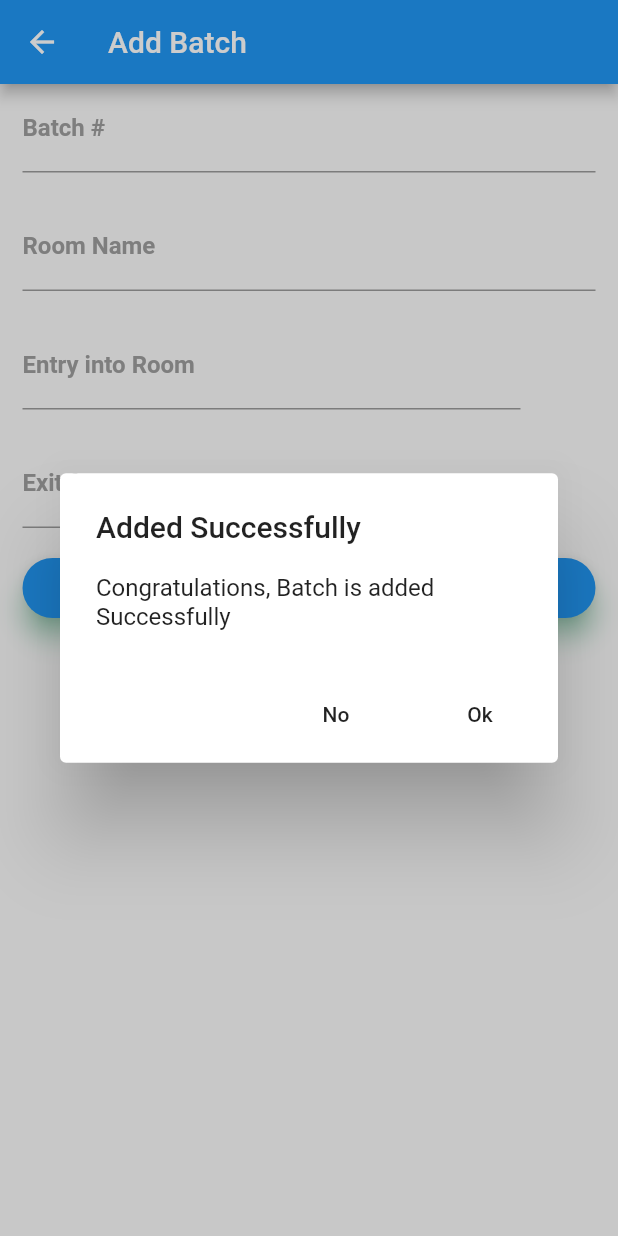
After one commit to meltro21/Plantation, a Flutter app: the AddBatch screen opened directly, after a tap on "Create Batch", on a phone screen of 412 x 824 dp. The commit adds this screen. Run offline on Flutter 3.47's test engine with Material 2 defaults, Android fonts, the phone set to English and light mode, and no system bars; our stand-ins replace cloud_firestore, firebase_auth, firebase_core, flutter_spinkit; missing offline and left inert: paginate_firestore; accounts and stored records are empty; Roboto replaces fonts that are missing (Montserrat).

Commit message:
final version before adding node features

```diff
--- /dev/null
+++ b/lib/screen/admin/addBatch.dart
@@ -0,0 +1,340 @@
+import 'package:cloud_firestore/cloud_firestore.dart';
+import 'package:flutter/cupertino.dart';
+import 'package:flutter/material.dart';
+import 'package:intl/intl.dart';
+
+
+class AddBatch extends StatelessWidget {
+  @override
+  Widget build(BuildContext context) {
+    final _formKey = GlobalKey<FormState>();
+    TextEditingController batchNoController = TextEditingController();
+    TextEditingController roomNameController = TextEditingController();
+     TextEditingController entryIntoRoomController = TextEditingController();
+     TextEditingController exitFromRoomController = TextEditingController();
+
+    void pickStartDate()
+    {
+      showDatePicker(context: context,
+      initialDate: DateTime.now(),
+     firstDate: DateTime.now(),
+      lastDate: DateTime.now().add(Duration(days: 1000)),
+      initialEntryMode: DatePickerEntryMode.input).then((pickedDate){
+        if(pickedDate==null)
+        {
+          print('No date Selected');
+        }
+        else
+        {
+          print('Selected Date is $pickedDate');
+          entryIntoRoomController.text = DateFormat.yMMMd().format(pickedDate);
+        }
+      });
+    }
+    void pickEndDate()
+    {
+      showDatePicker(context: context,
+      initialDate: DateTime.now(),
+     firstDate: DateTime.now(),
+      lastDate: DateTime.now().add(Duration(days: 1000)),
+      initialEntryMode: DatePickerEntryMode.input).then((pickedDate){
+        if(pickedDate==null)
+        {
+          print('No date Selected');
+        }
+        else
+        {
+          print('Selected Date is $pickedDate');
+          exitFromRoomController.text = DateFormat.yMMMd().format(pickedDate);
+        }
+      });
+    }
+    void showDialogBox(String t,String s)
+  {
+    showCupertinoDialog(context: context, builder: (_)=>AlertDialog(
+      title: Text(t),
+      content: Text(s),
+      actions: [
+        FlatButton(onPressed: (){
+          Navigator.pop(context);
+        }, child: Text('No'),
+         ),
+        FlatButton(onPressed: (){
+          Navigator.pop(context);
+        }, child: Text('Ok'),
+         ),],
+    ));
+  }
+    return Scaffold(
+      appBar: AppBar(title: Text('Add Batch'),),
+      body: Container(
+        padding: EdgeInsets.only(left:15,right:15),
+        child: SingleChildScrollView(child: Column(
+          children:[
+            Form(
+                      key: _formKey,
+                      child: Column(
+                        children: <Widget>[
+                          TextFormField(
+                            validator: (val) => val.isEmpty ? 'Enter Batch #' : null,
+                            decoration: InputDecoration(
+                                labelText: 'Batch #',
+                                labelStyle: TextStyle(
+                                    fontFamily: 'Montserrat',
+                                    fontWeight: FontWeight.bold,
+                                    color: Colors.grey),
+                                focusedBorder: UnderlineInputBorder(
+                                    borderSide: BorderSide(color: Colors.green))),
+                            controller: batchNoController,
+                          ),
+                          SizedBox(height: 20.0),
+                          TextFormField(
+                            validator: (val) => val.isEmpty ? 'Enter Room Name': null,
+                            decoration: InputDecoration(
+                                labelText: 'Room Name',
+                                labelStyle: TextStyle(
+                                    fontFamily: 'Montserrat',
+                                    fontWeight: FontWeight.bold,
+                                    color: Colors.grey),
+                                focusedBorder: UnderlineInputBorder(
+                                    borderSide: BorderSide(color: Colors.green))),
+                            controller: roomNameController,
+                          ),
+                            SizedBox(height: 20.0),
+                            Row(children: [
+                              Expanded(
+                                    child: TextFormField(
+                                  validator: (val) => val.isEmpty ? 'Enter Room Name': null,
+                            decoration: InputDecoration(
+                                  labelText: 'Entry into Room',
+                                  labelStyle: TextStyle(
+                                      fontFamily: 'Montserrat',
+                                      fontWeight: FontWeight.bold,
+                                      color: Colors.grey),
+                                  focusedBorder: UnderlineInputBorder(
+                                      borderSide: BorderSide(color: Colors.green))),
+                            controller: entryIntoRoomController,
+                                ),
+                              ),
+                              GestureDetector(
+                                onTap: (){
+                                  pickStartDate();
+                                },
+                                child: Container(
+                                height: 50,
+                                width: 50,
+                                child:Image.asset("littlePlant.png",
+                                fit: BoxFit.fitWidth,)
+                              ),
+                              ),
+                            ],),
+                            SizedBox(height:20),
+                             Row(children: [
+                              Expanded(
+                                    child: TextFormField(
+                                  validator: (val) => val.isEmpty ? 'Enter Room Name': null,
+                            decoration: InputDecoration(
+                                  labelText: 'Exit from Room',
+                                  labelStyle: TextStyle(
+                                      fontFamily: 'Montserrat',
+                                      fontWeight: FontWeight.bold,
+                                      color: Colors.grey),
+                                  focusedBorder: UnderlineInputBorder(
+                                      borderSide: BorderSide(color: Colors.green))),
+                            controller: exitFromRoomController,
+                                ),
+                              ),
+                              GestureDetector(
+                                onTap: (){
+                                  pickEndDate();
+                                },
+                                child: Container(
+                                height: 50,
+                                width: 50,
+                                child:Image.asset("largePlant.png",
+                                fit: BoxFit.fitWidth,)
+                              ),
+                              ),
+                            ],),
+                          // TextFormField(
+                          //   validator: (val) => val.isEmpty ? 'Enter Phone Number': null,
+                          //   decoration: InputDecoration(
+                          //       labelText: 'Phone',
+                          //       labelStyle: TextStyle(
+                          //           fontFamily: 'Montserrat',
+                          //           fontWeight: FontWeight.bold,
+                          //           color: Colors.grey),
+                          //       focusedBorder: UnderlineInputBorder(
+                          //           borderSide: BorderSide(color: Colors.green))),
+                          //   controller: phoneController,
+                          // ),
+                          // SizedBox(height: 20.0),
+                          // TextFormField(
+                          //   validator: (val) => val.isEmpty ? 'Enter Physical Address 1': null,
+                          //   decoration: InputDecoration(
+                          //       labelText: 'Physical Address 1',
+                          //       labelStyle: TextStyle(
+                          //           fontFamily: 'Montserrat',
+                          //           fontWeight: FontWeight.bold,
+                          //           color: Colors.grey),
+                          //       focusedBorder: UnderlineInputBorder(
+                          //           borderSide: BorderSide(color: Colors.green))),
+                          //   controller: physicalAddress1Controller,
+                          // ),
+
+                          //  SizedBox(height: 20.0),
+                          // TextFormField(
+
+                          //   decoration: InputDecoration(
+                          //       labelText: 'Physical Address 2',
+                          //       labelStyle: TextStyle(
+                          //           fontFamily: 'Montserrat',
+                          //           fontWeight: FontWeight.bold,
+                          //           color: Colors.grey),
+                          //       focusedBorder: UnderlineInputBorder(
+                          //           borderSide: BorderSide(color: Colors.green))),
+                          //   controller: physicalAddress2Controller,
+                          // ),
+                          //  SizedBox(height: 20.0),
+                          // TextFormField(
+                          //   decoration: InputDecoration(
+                          //       labelText: 'Physical City',
+                          //       labelStyle: TextStyle(
+                          //           fontFamily: 'Montserrat',
+                          //           fontWeight: FontWeight.bold,
+                          //           color: Colors.grey),
+                          //       focusedBorder: UnderlineInputBorder(
+                          //           borderSide: BorderSide(color: Colors.green))),
+                          //   controller: physicalCityController,
+                          // ),
+                          //  SizedBox(height: 20.0),
+                          // TextFormField(
+                          //   decoration: InputDecoration(
+                          //       labelText: 'Customer Region',
+                          //       labelStyle: TextStyle(
+                          //           fontFamily: 'Montserrat',
+                          //           fontWeight: FontWeight.bold,
+                          //           color: Colors.grey),
+                          //       focusedBorder: UnderlineInputBorder(
+                          //           borderSide: BorderSide(color: Colors.green))),
+                          //   controller: customerRegionController,
+                          // ),
+                          //  SizedBox(height: 20.0),
+                          // TextFormField(
+                          //   decoration: InputDecoration(
+                          //       labelText: 'Physical Post Code',
+                          //       labelStyle: TextStyle(
+                          //           fontFamily: 'Montserrat',
+                          //           fontWeight: FontWeight.bold,
+                          //           color: Colors.grey),
+                          //       focusedBorder: UnderlineInputBorder(
+                          //           borderSide: BorderSide(color: Colors.green))),
+                          //   controller: physicalPostCodeController,
+                          // ),
+                          //  SizedBox(height: 20.0),
+                          // TextFormField(
+                          //   decoration: InputDecoration(
+                          //       labelText: 'Delivery Method',
+                          //       labelStyle: TextStyle(
+                          //           fontFamily: 'Montserrat',
+                          //           fontWeight: FontWeight.bold,
+                          //           color: Colors.grey),
+                          //       focusedBorder: UnderlineInputBorder(
+                          //           borderSide: BorderSide(color: Colors.green))),
+                          //   controller: deliveryMethodController,
+                          // ),
+
+                          // SizedBox(height: 40.0),
+                          // Container(
+                          //   height: 40.0,
+                          //   child: Material(
+                          //     borderRadius: BorderRadius.circular(20.0),
+                          //     shadowColor: Colors.greenAccent,
+                          //     color: Colors.blue,
+                          //     elevation: 7.0,
+                          //     child: GestureDetector(
+                          //       onTap: () async {
+
+                          //         // print(emailController.text);
+                          //         // print(passwordController.text);
+                          //         if (_formKey.currentState.validate()) {
+                          //           firestoreInstance.collection("Customers").add({
+                          //             'Name':nameController.text,
+                          //             'Email':emailController.text,
+                          //             'Phone':phoneController.text,
+                          //             'PhysicalAddress1':physicalAddress1Controller.text,
+                          //             'PhysicalAddress2':physicalAddress2Controller.text,
+                          //             'PhysicalCity':physicalCityController.text,
+                          //             'CustomerRegion':customerRegionController.text,
+                          //             'PhyscialPostCode':physicalPostCodeController.text,
+                          //             'DeliveryMethod':deliveryMethodController.text,
+
+                          //           }).then((value) {
+                          //                   print(value.id);
+                          //                   // widget.addCustomersId(value.id);
+                          //                   value.update({'CustomerUid':value.id});
+                          //           });
+                          //            Navigator.pop(context);
+                          //           }
+                          //       },
+                          //       child: Center(
+                          //         child: Text(
+                          //           'Done',
+                          //           style: TextStyle(
+                          //               color: Colors.white,
+                          //               fontWeight: FontWeight.bold,
+                          //               fontFamily: 'Montserrat'),
+                          //         ),
+                          //       ),
+                          //     ),
+                          //   ),
+                          // ),
+                        ],
+                      ),
+                    ),
+                    SizedBox(height:20),
+                     GestureDetector(
+                        onTap: () async {
+                               await FirebaseFirestore.instance.collection("Batches").add({
+                                 'Batch#':batchNoController.text,
+                                 "RoomName":roomNameController.text,
+                                 "EntryIntoRoom":entryIntoRoomController.text,
+                                 "ExitFromRoom":exitFromRoomController.text,
+                                 "CreatedOn": DateTime.now().toString(),
+                               }).then((value) {
+                                 value.update({'BatchId':value.id});
+                                 String title = "Added Successfully";
+                                 String statement = "Congratulations, Batch is added Successfully";
+                                 showDialogBox(title,statement);
+
+                               }).onError((error, stackTrace) {
+                                  String title = "Error Occured";
+                                 String statement = "Oops, Unable to add Batch $error";
+                                 showDialogBox(title,statement);
+                               });
+                              },
+                        child: Container(
+                          height: 40.0,
+                          child: Material(
+                            borderRadius: BorderRadius.circular(20.0),
+                            shadowColor: Colors.greenAccent,
+                            color: Colors.blue,
+                            elevation: 7.0,
+                              child: Center(
+                                child: Text(
+                                  'Create Batch',
+                                  style: TextStyle(
+                                      color: Colors.white,
+                                      fontWeight: FontWeight.bold,
+                                      fontFamily: 'Montserrat'),
+                                ),
+                              ),
+                            ),
+                          ),
+                      ),
+          ],
+        ),),
+      ),
+    );
+  }
+}
```
Also changed, not shown: lib/screen/admin/adminBatches.dart (added, +92 -0 lines), lib/screen/admin/adminHome.dart (+41 -2 lines), lib/wrapper.dart (+1 -22 lines), pubspec.yaml (+7 -3 lines), assets/largePlant.png (added), assets/littlePlant.png (added), pubspec.lock, 13 other files.
